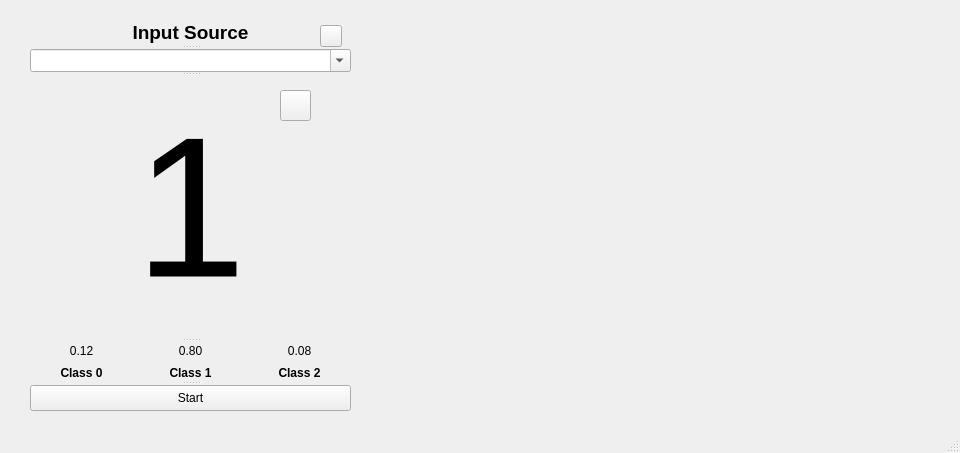
Qt form Qt Creator/livePred.ui (K-J-Q/Cochannel-Speech-Detector) before a commit.
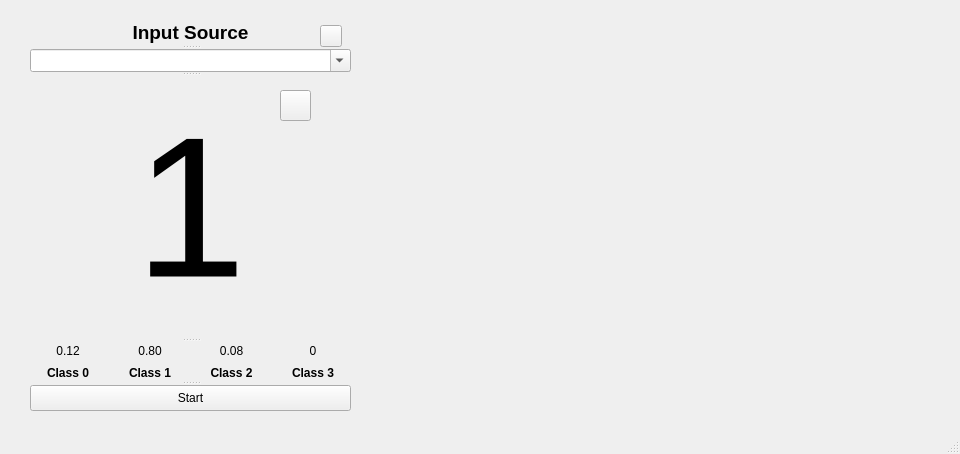
The same form after that commit. Icons and pictures are not drawn. Custom widgets are drawn as their Qt base class.

Patch:
```diff
--- a/Qt Creator/livePred.ui
+++ b/Qt Creator/livePred.ui
@@ -7,7 +7,7 @@
     <x>0</x>
     <y>0</y>
     <width>960</width>
-    <height>453</height>
+    <height>454</height>
    </rect>
   </property>
   <property name="windowTitle">
@@ -115,6 +115,21 @@
           </property>
          </widget>
         </item>
+        <item>
+         <widget class="QLabel" name="class3">
+          <property name="font">
+           <font>
+            <bold>false</bold>
+           </font>
+          </property>
+          <property name="text">
+           <string>0</string>
+          </property>
+          <property name="alignment">
+           <set>Qt::AlignCenter</set>
+          </property>
+         </widget>
+        </item>
        </layout>
       </item>
       <item>
@@ -164,6 +179,21 @@
           </property>
          </widget>
         </item>
+        <item>
+         <widget class="QLabel" name="label_class3">
+          <property name="font">
+           <font>
+            <bold>true</bold>
+           </font>
+          </property>
+          <property name="text">
+           <string>Class 3</string>
+          </property>
+          <property name="alignment">
+           <set>Qt::AlignCenter</set>
+          </property>
+         </widget>
+        </item>
        </layout>
       </item>
      </layout>
@@ -180,7 +210,7 @@
       <x>390</x>
       <y>20</y>
       <width>541</width>
-      <height>291</height>
+      <height>261</height>
      </rect>
     </property>
    </widget>
@@ -188,9 +218,9 @@
     <property name="geometry">
      <rect>
       <x>390</x>
-      <y>310</y>
+      <y>280</y>
       <width>541</width>
-      <height>91</height>
+      <height>71</height>
      </rect>
     </property>
    </widget>
```
Left out of the diff: 10 changed lines with no effect on the pictures.
